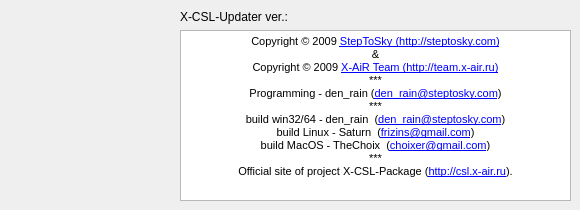
Before: the Qt Designer form about.ui in steptosky/x-csl-updater, drawn with Qt 5.
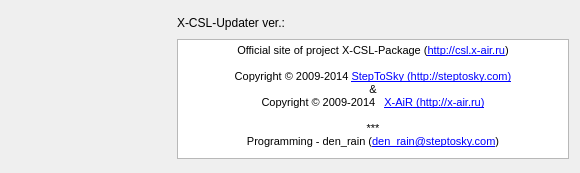
After: the same form once the commit is applied. Icons and pictures are not drawn.

Commit message: correction for about window;

The edit to the form file:
```diff
--- a/about.ui
+++ b/about.ui
@@ -10,7 +10,7 @@
     <x>0</x>
     <y>0</y>
     <width>580</width>
-    <height>210</height>
+    <height>173</height>
    </rect>
   </property>
   <property name="sizePolicy">
@@ -22,7 +22,7 @@
   <property name="minimumSize">
    <size>
     <width>580</width>
-    <height>210</height>
+    <height>0</height>
    </size>
   </property>
   <property name="maximumSize">
@@ -34,15 +34,8 @@
   <property name="windowTitle">
    <string>X-CSL-Updater :: О программе</string>
   </property>
-  <widget class="QWidget" name="layoutWidget">
-   <property name="geometry">
-    <rect>
-     <x>10</x>
-     <y>10</y>
-     <width>162</width>
-     <height>119</height>
-    </rect>
-   </property>
+  <layout class="QGridLayout" name="gridLayout_2">
+   <item row="0" column="0">
    <layout class="QVBoxLayout" name="verticalLayout">
     <item>
      <widget class="QLabel" name="label_3">
@@ -117,59 +110,85 @@
      </widget>
     </item>
    </layout>
-  </widget>
-  <widget class="QWidget" name="layoutWidget">
-   <property name="geometry">
-    <rect>
-     <x>180</x>
-     <y>10</y>
-     <width>391</width>
-     <height>191</height>
-    </rect>
-   </property>
+   </item>
+   <item row="0" column="1">
    <layout class="QGridLayout" name="gridLayout">
+     <item row="0" column="1">
+      <widget class="QLabel" name="version">
+       <property name="minimumSize">
+        <size>
+         <width>281</width>
+         <height>20</height>
+        </size>
+       </property>
+       <property name="maximumSize">
+        <size>
+         <width>281</width>
+         <height>20</height>
+        </size>
+       </property>
+       <property name="text">
+        <string/>
+       </property>
+      </widget>
+     </item>
     <item row="0" column="0">
      <widget class="QLabel" name="label_2">
+       <property name="minimumSize">
+        <size>
+         <width>0</width>
+         <height>20</height>
+        </size>
+       </property>
+       <property name="maximumSize">
+        <size>
+         <width>16777215</width>
+         <height>20</height>
+        </size>
+       </property>
       <property name="text">
        <string>X-CSL-Updater ver.: </string>
       </property>
      </widget>
     </item>
-    <item row="0" column="1">
-     <widget class="QLabel" name="version">
-      <property name="text">
-       <string/>
-      </property>
-     </widget>
-    </item>
-    <item row="0" column="2">
-     <widget class="QLabel" name="is_beta">
-      <property name="text">
-       <string/>
-      </property>
-     </widget>
-    </item>
-    <item row="1" column="0" colspan="3">
+     <item row="1" column="0" colspan="2">
      <widget class="QTextBrowser" name="textBrowser">
       <property name="enabled">
        <bool>true</bool>
       </property>
+       <property name="minimumSize">
+        <size>
+         <width>0</width>
+         <height>105</height>
+        </size>
+       </property>
+       <property name="maximumSize">
+        <size>
+         <width>16777215</width>
+         <height>120</height>
+        </size>
+       </property>
+       <property name="verticalScrollBarPolicy">
+        <enum>Qt::ScrollBarAlwaysOff</enum>
+       </property>
+       <property name="horizontalScrollBarPolicy">
+        <enum>Qt::ScrollBarAlwaysOff</enum>
+       </property>
       <property name="html">
        <string>&lt;!DOCTYPE HTML PUBLIC &quot;-//W3C//DTD HTML 4.0//EN&quot; &quot;http://www.w3.org/TR/REC-html40/strict.dtd&quot;&gt;
 &lt;html&gt;&lt;head&gt;&lt;meta name=&quot;qrichtext&quot; content=&quot;1&quot; /&gt;&lt;style type=&quot;text/css&quot;&gt;
 p, li { white-space: pre-wrap; }
 &lt;/style&gt;&lt;/head&gt;&lt;body style=&quot; font-family:'MS Shell Dlg 2'; font-size:8.25pt; font-weight:400; font-style:normal;&quot;&gt;
-&lt;p align=&quot;center&quot; style=&quot; margin-top:0px; margin-bottom:0px; margin-left:0px; margin-right:0px; -qt-block-indent:0; text-indent:0px;&quot;&gt;&lt;span style=&quot; font-size:8pt;&quot;&gt;Copyright © 2009 &lt;/span&gt;&lt;a href=&quot;http:steptosky.com&quot;&gt;&lt;span style=&quot; font-size:8pt; text-decoration: underline; color:#0000ff;&quot;&gt;StepToSky (&lt;/span&gt;&lt;/a&gt;&lt;a href=&quot;http://steptosky.com&quot;&gt;&lt;span style=&quot; font-size:8pt; text-decoration: underline; color:#0000ff;&quot;&gt;http://steptosky.com&lt;/span&gt;&lt;/a&gt;&lt;a href=&quot;http:steptosky.com&quot;&gt;&lt;span style=&quot; font-size:8pt; text-decoration: underline; color:#0000ff;&quot;&gt;)&lt;/span&gt;&lt;/a&gt;&lt;/p&gt;
+&lt;p align=&quot;center&quot; style=&quot; margin-top:0px; margin-bottom:0px; margin-left:0px; margin-right:0px; -qt-block-indent:0; text-indent:0px;&quot;&gt;&lt;span style=&quot; font-size:8pt;&quot;&gt;Official site of project X-CSL-Package (&lt;/span&gt;&lt;a href=&quot;http://csl.x-air.ru&quot;&gt;&lt;span style=&quot; font-size:8pt; text-decoration: underline; color:#0000ff;&quot;&gt;http://csl.x-air.ru&lt;/span&gt;&lt;/a&gt;&lt;span style=&quot; font-size:8pt;&quot;&gt;)&lt;/span&gt;&lt;/p&gt;
+&lt;p align=&quot;center&quot; style=&quot;-qt-paragraph-type:empty; margin-top:0px; margin-bottom:0px; margin-left:0px; margin-right:0px; -qt-block-indent:0; text-indent:0px; font-size:8pt;&quot;&gt;&lt;br /&gt;&lt;/p&gt;
+&lt;p align=&quot;center&quot; style=&quot; margin-top:0px; margin-bottom:0px; margin-left:0px; margin-right:0px; -qt-block-indent:0; text-indent:0px;&quot;&gt;&lt;span style=&quot; font-size:8pt;&quot;&gt;Copyright © 2009-2014 &lt;/span&gt;&lt;a href=&quot;http:steptosky.com&quot;&gt;&lt;span style=&quot; font-size:8pt; text-decoration: underline; color:#0000ff;&quot;&gt;StepToSky (&lt;/span&gt;&lt;/a&gt;&lt;a href=&quot;http://steptosky.com&quot;&gt;&lt;span style=&quot; font-size:8pt; text-decoration: underline; color:#0000ff;&quot;&gt;http://steptosky.com&lt;/span&gt;&lt;/a&gt;&lt;a href=&quot;http:steptosky.com&quot;&gt;&lt;span style=&quot; font-size:8pt; text-decoration: underline; color:#0000ff;&quot;&gt;)&lt;/span&gt;&lt;/a&gt;&lt;/p&gt;
 &lt;p align=&quot;center&quot; style=&quot; margin-top:0px; margin-bottom:0px; margin-left:0px; margin-right:0px; -qt-block-indent:0; text-indent:0px;&quot;&gt;&lt;span style=&quot; font-size:8pt;&quot;&gt;&amp;amp;&lt;/span&gt;&lt;/p&gt;
-&lt;p align=&quot;center&quot; style=&quot; margin-top:0px; margin-bottom:0px; margin-left:0px; margin-right:0px; -qt-block-indent:0; text-indent:0px;&quot;&gt;&lt;span style=&quot; font-size:8pt;&quot;&gt;Copyright © 2009 &lt;/span&gt;&lt;a href=&quot;http://team.x-air.ru&quot;&gt;&lt;span style=&quot; font-size:8pt; text-decoration: underline; color:#0000ff;&quot;&gt;X-AiR Team (http://team.x-air.ru)&lt;/span&gt;&lt;/a&gt;&lt;/p&gt;
-&lt;p align=&quot;center&quot; style=&quot; margin-top:0px; margin-bottom:0px; margin-left:0px; margin-right:0px; -qt-block-indent:0; text-indent:0px;&quot;&gt;&lt;span style=&quot; font-size:8pt;&quot;&gt;***&lt;/span&gt;&lt;/p&gt;
+&lt;p align=&quot;center&quot; style=&quot; margin-top:0px; margin-bottom:0px; margin-left:0px; margin-right:0px; -qt-block-indent:0; text-indent:0px;&quot;&gt;&lt;span style=&quot; font-size:8pt;&quot;&gt;Copyright © 2009-2014   &lt;/span&gt;&lt;a href=&quot;http://x-air.ru&quot;&gt;&lt;span style=&quot; font-size:8pt; text-decoration: underline; color:#0000ff;&quot;&gt;X-AiR (http://x-air.ru)&lt;/span&gt;&lt;/a&gt;&lt;/p&gt;
+&lt;p align=&quot;center&quot; style=&quot;-qt-paragraph-type:empty; margin-top:0px; margin-bottom:0px; margin-left:0px; margin-right:0px; -qt-block-indent:0; text-indent:0px; font-size:8pt; text-decoration: underline; color:#0000ff;&quot;&gt;&lt;br /&gt;&lt;/p&gt;
+&lt;p align=&quot;center&quot; style=&quot; margin-top:0px; margin-bottom:0px; margin-left:0px; margin-right:0px; -qt-block-indent:0; text-indent:0px;&quot;&gt;***&lt;/p&gt;
 &lt;p align=&quot;center&quot; style=&quot; margin-top:0px; margin-bottom:0px; margin-left:0px; margin-right:0px; -qt-block-indent:0; text-indent:0px;&quot;&gt;&lt;span style=&quot; font-size:8pt;&quot;&gt;Programming - den_rain (&lt;/span&gt;&lt;a href=&quot;den_rain@steptosky.com&quot;&gt;&lt;span style=&quot; font-size:8pt; text-decoration: underline; color:#0000ff;&quot;&gt;den_rain@steptosky.com&lt;/span&gt;&lt;/a&gt;&lt;span style=&quot; font-size:8pt;&quot;&gt;)&lt;/span&gt;&lt;/p&gt;
-&lt;p align=&quot;center&quot; style=&quot; margin-top:0px; margin-bottom:0px; margin-left:0px; margin-right:0px; -qt-block-indent:0; text-indent:0px;&quot;&gt;&lt;span style=&quot; font-size:8pt;&quot;&gt;***&lt;/span&gt;&lt;/p&gt;
-&lt;p align=&quot;center&quot; style=&quot; margin-top:0px; margin-bottom:0px; margin-left:0px; margin-right:0px; -qt-block-indent:0; text-indent:0px;&quot;&gt;&lt;span style=&quot; font-size:8pt;&quot;&gt;build win32/64 - den_rain  (&lt;/span&gt;&lt;a href=&quot;den_rain@steptosky.com&quot;&gt;&lt;span style=&quot; font-size:8pt; text-decoration: underline; color:#0000ff;&quot;&gt;den_rain@steptosky.com&lt;/span&gt;&lt;/a&gt;&lt;span style=&quot; font-size:8pt;&quot;&gt;)&lt;/span&gt;&lt;/p&gt;
-&lt;p align=&quot;center&quot; style=&quot; margin-top:0px; margin-bottom:0px; margin-left:0px; margin-right:0px; -qt-block-indent:0; text-indent:0px;&quot;&gt;&lt;span style=&quot; font-size:8pt;&quot;&gt;build Linux - Saturn  (&lt;/span&gt;&lt;a href=&quot;mailto://frizins@gmail.com&quot;&gt;&lt;span style=&quot; font-size:8pt; text-decoration: underline; color:#0000ff;&quot;&gt;frizins@gmail.com&lt;/span&gt;&lt;/a&gt;&lt;span style=&quot; font-size:8pt;&quot;&gt;)&lt;/span&gt;&lt;/p&gt;
-&lt;p align=&quot;center&quot; style=&quot; margin-top:0px; margin-bottom:0px; margin-left:0px; margin-right:0px; -qt-block-indent:0; text-indent:0px;&quot;&gt;&lt;span style=&quot; font-size:8pt;&quot;&gt;build MacOS - TheChoix  (&lt;/span&gt;&lt;a href=&quot;mailto://choixer@gmail.com&quot;&gt;&lt;span style=&quot; font-size:8pt; text-decoration: underline; color:#0000ff;&quot;&gt;choixer@gmail.com&lt;/span&gt;&lt;/a&gt;&lt;span style=&quot; font-size:8pt;&quot;&gt;)&lt;/span&gt;&lt;/p&gt;
-&lt;p align=&quot;center&quot; style=&quot; margin-top:0px; margin-bottom:0px; margin-left:0px; margin-right:0px; -qt-block-indent:0; text-indent:0px;&quot;&gt;&lt;span style=&quot; font-size:8pt;&quot;&gt;***&lt;/span&gt;&lt;/p&gt;
-&lt;p align=&quot;center&quot; style=&quot; margin-top:0px; margin-bottom:0px; margin-left:0px; margin-right:0px; -qt-block-indent:0; text-indent:0px;&quot;&gt;&lt;span style=&quot; font-size:8pt;&quot;&gt;Official site of project X-CSL-Package (&lt;/span&gt;&lt;a href=&quot;http://csl.x-air.ru&quot;&gt;&lt;span style=&quot; font-size:8pt; text-decoration: underline; color:#0000ff;&quot;&gt;http://csl.x-air.ru&lt;/span&gt;&lt;/a&gt;&lt;span style=&quot; font-size:8pt;&quot;&gt;).&lt;/span&gt;&lt;/p&gt;&lt;/body&gt;&lt;/html&gt;</string>
+&lt;p align=&quot;center&quot; style=&quot;-qt-paragraph-type:empty; margin-top:0px; margin-bottom:0px; margin-left:0px; margin-right:0px; -qt-block-indent:0; text-indent:0px;&quot;&gt;&lt;br /&gt;&lt;/p&gt;
+&lt;p align=&quot;center&quot; style=&quot;-qt-paragraph-type:empty; margin-top:0px; margin-bottom:0px; margin-left:0px; margin-right:0px; -qt-block-indent:0; text-indent:0px;&quot;&gt;&lt;br /&gt;&lt;/p&gt;&lt;/body&gt;&lt;/html&gt;</string>
       </property>
       <property name="openExternalLinks">
        <bool>true</bool>
@@ -180,6 +199,20 @@
      </widget>
     </item>
    </layout>
+   </item>
+  </layout>
+  <widget class="QLabel" name="is_beta">
+   <property name="geometry">
+    <rect>
+     <x>9</x>
+     <y>60</y>
+     <width>16</width>
+     <height>16</height>
+    </rect>
+   </property>
+   <property name="text">
+    <string/>
+   </property>
   </widget>
  </widget>
  <resources>
```
Lines whose indentation alone changed are shown as unchanged. The commit also changes 8 other files.
